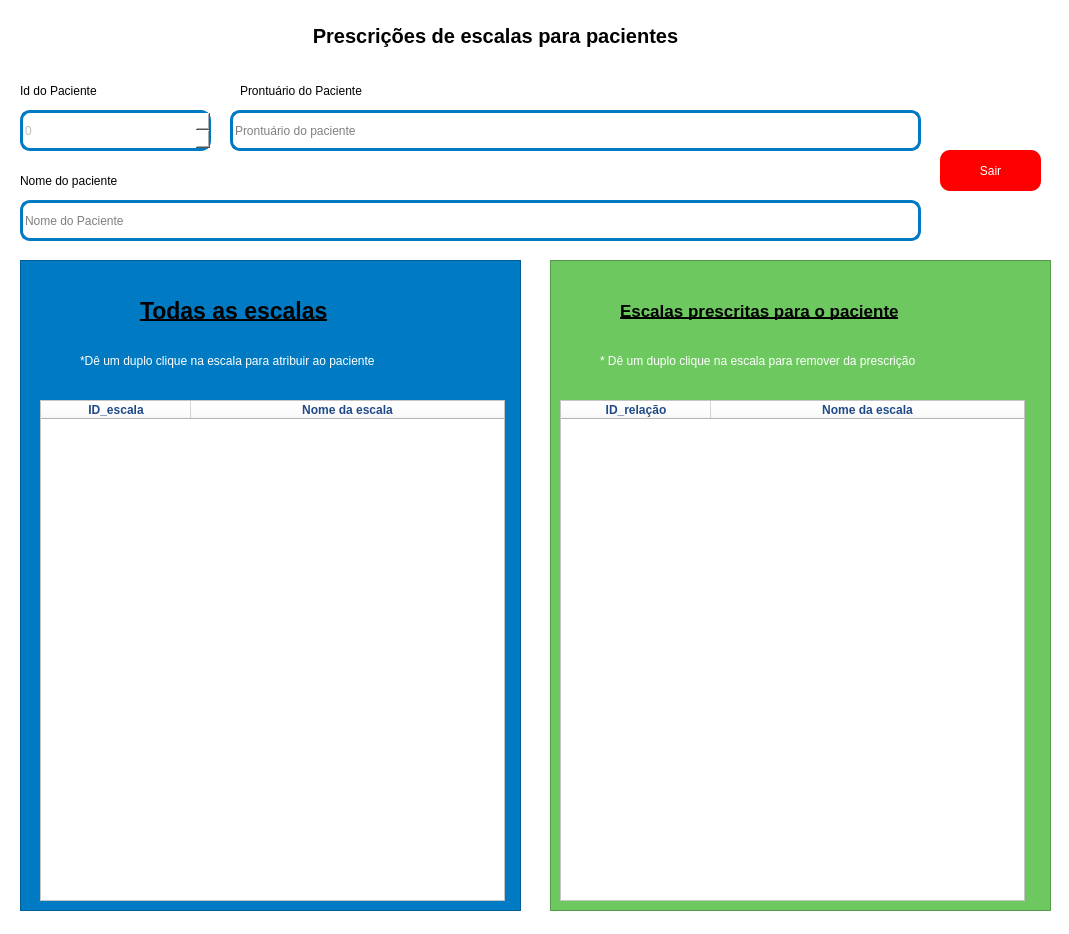
Before: the Qt Designer form novas-telas/prescricoes.ui in JVwolfart/DESAFIO-HACKATHON, drawn with Qt 5.
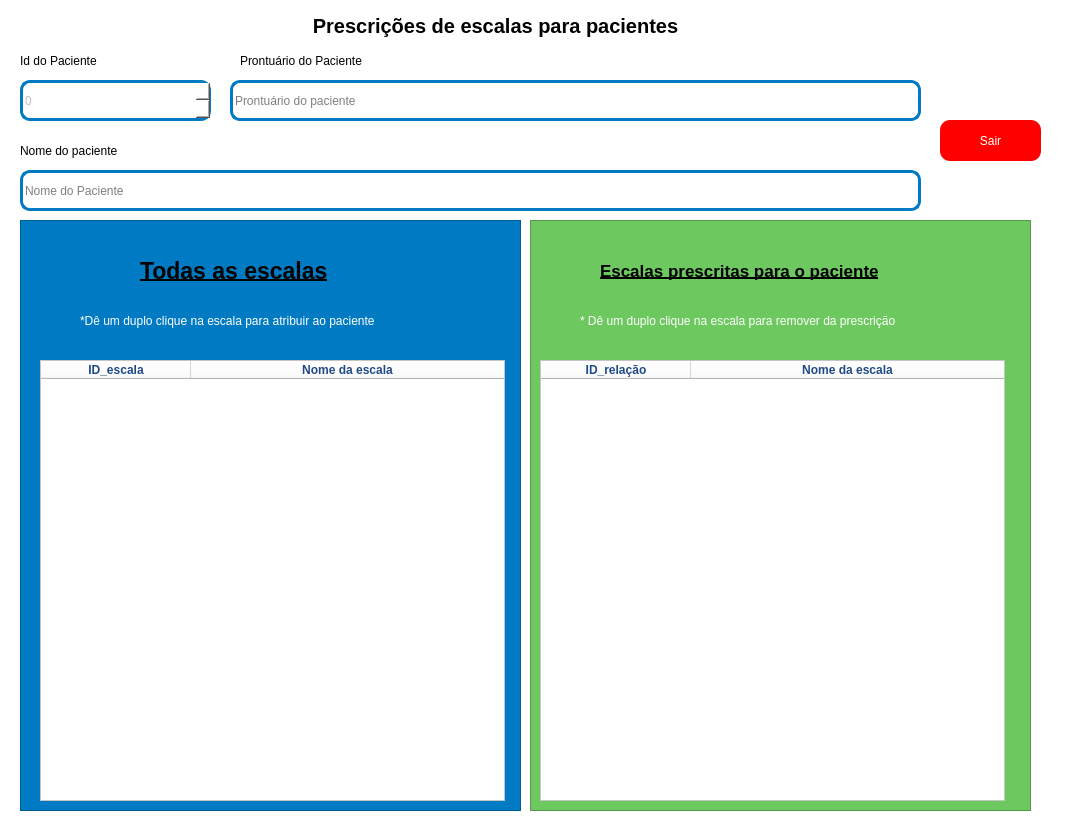
After: the same form once the commit is applied.

```diff
--- a/novas-telas/prescricoes.ui
+++ b/novas-telas/prescricoes.ui
@@ -13,13 +13,13 @@
     <x>0</x>
     <y>0</y>
     <width>1069</width>
-    <height>934</height>
+    <height>820</height>
    </rect>
   </property>
   <property name="minimumSize">
    <size>
     <width>1069</width>
-    <height>934</height>
+    <height>820</height>
    </size>
   </property>
   <property name="maximumSize">
@@ -48,7 +48,7 @@
     <property name="geometry">
      <rect>
       <x>940</x>
-      <y>150</y>
+      <y>120</y>
       <width>101</width>
       <height>41</height>
      </rect>
@@ -81,7 +81,7 @@
     <property name="geometry">
      <rect>
       <x>20</x>
-      <y>110</y>
+      <y>80</y>
       <width>191</width>
       <height>41</height>
      </rect>
@@ -99,7 +99,7 @@
     <property name="geometry">
      <rect>
       <x>20</x>
-      <y>80</y>
+      <y>50</y>
       <width>171</width>
       <height>22</height>
      </rect>
@@ -115,7 +115,7 @@
     <property name="geometry">
      <rect>
       <x>20</x>
-      <y>200</y>
+      <y>170</y>
       <width>901</width>
       <height>41</height>
      </rect>
@@ -136,7 +136,7 @@
     <property name="geometry">
      <rect>
       <x>20</x>
-      <y>170</y>
+      <y>140</y>
       <width>171</width>
       <height>22</height>
      </rect>
@@ -152,7 +152,7 @@
     <property name="geometry">
      <rect>
       <x>230</x>
-      <y>110</y>
+      <y>80</y>
       <width>691</width>
       <height>41</height>
      </rect>
@@ -173,7 +173,7 @@
     <property name="geometry">
      <rect>
       <x>240</x>
-      <y>80</y>
+      <y>50</y>
       <width>211</width>
       <height>22</height>
      </rect>
@@ -186,9 +186,9 @@
     <property name="geometry">
      <rect>
       <x>20</x>
-      <y>260</y>
+      <y>220</y>
       <width>501</width>
-      <height>651</height>
+      <height>591</height>
      </rect>
     </property>
     <property name="styleSheet">
@@ -230,7 +230,7 @@
        <x>20</x>
        <y>140</y>
        <width>465</width>
-       <height>501</height>
+       <height>441</height>
       </rect>
      </property>
      <property name="sizePolicy">
@@ -333,10 +333,10 @@
    <widget class="QFrame" name="frame_3">
     <property name="geometry">
      <rect>
-      <x>550</x>
-      <y>260</y>
+      <x>530</x>
+      <y>220</y>
       <width>501</width>
-      <height>651</height>
+      <height>591</height>
      </rect>
     </property>
     <property name="styleSheet">
@@ -378,7 +378,7 @@
        <x>10</x>
        <y>140</y>
        <width>465</width>
-       <height>501</height>
+       <height>441</height>
       </rect>
      </property>
      <property name="sizePolicy">
@@ -482,7 +482,7 @@
     <property name="geometry">
      <rect>
       <x>220</x>
-      <y>10</y>
+      <y>0</y>
       <width>551</width>
       <height>51</height>
      </rect>
```
